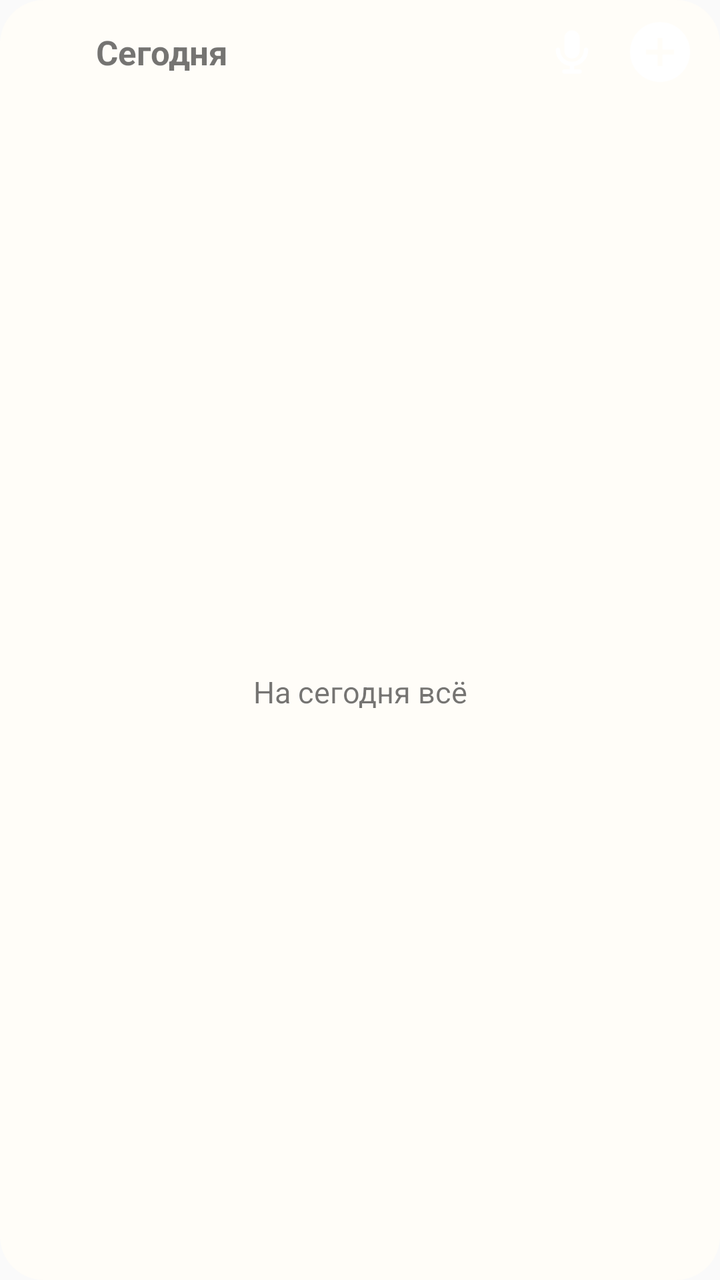
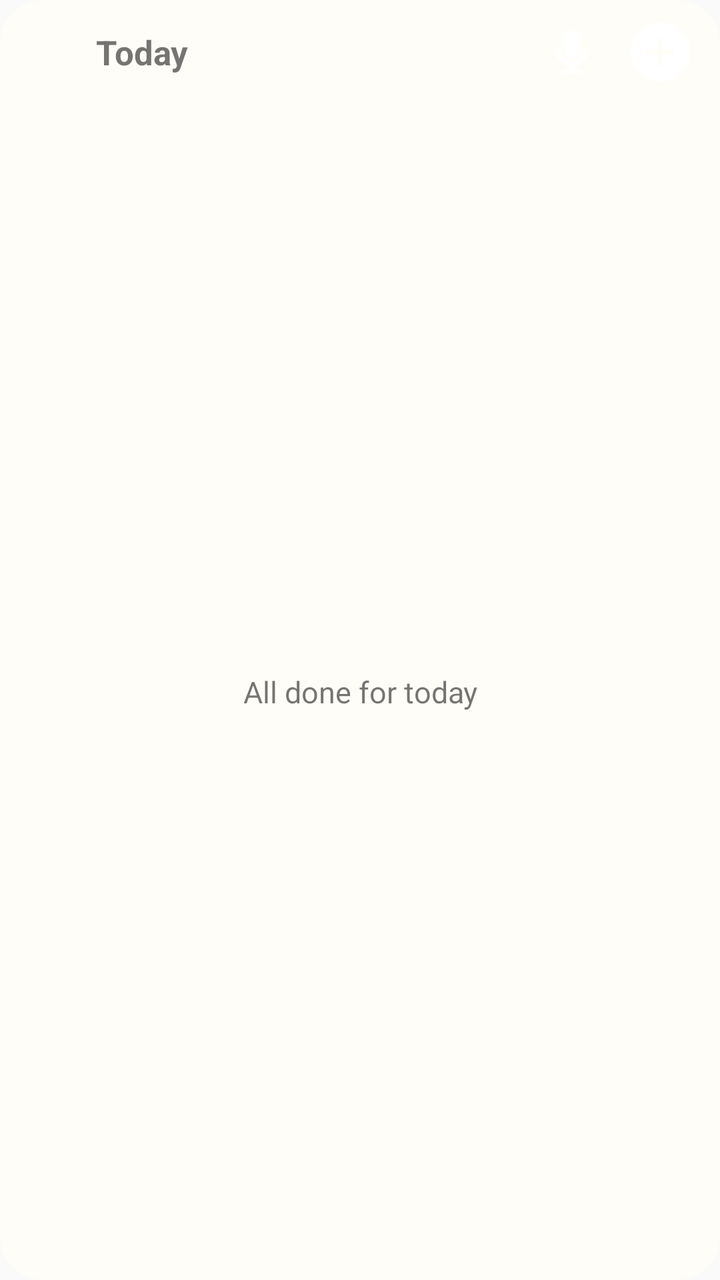

Screens rendered from an Android XML layout before and after an edit, with the pre-edit source and the edit as a unified diff.
<!-- AndroidManifest.xml: application theme AppTheme -->
<!-- res/layout/widget_tasks.xml -->
<?xml version="1.0" encoding="utf-8"?>
<FrameLayout xmlns:android="http://schemas.android.com/apk/res/android"
    android:id="@+id/widget_root"
    android:layout_width="match_parent"
    android:layout_height="match_parent">

    <ImageView
        android:id="@+id/widget_bg"
        android:layout_width="match_parent"
        android:layout_height="match_parent"
        android:scaleType="fitXY"
        android:src="@drawable/widget_bg_light"
        android:importantForAccessibility="no" />

    <LinearLayout
        android:layout_width="match_parent"
        android:layout_height="match_parent"
        android:orientation="vertical">

        <LinearLayout
            android:layout_width="match_parent"
            android:layout_height="52dp"
            android:gravity="center_vertical"
            android:orientation="horizontal"
            android:paddingStart="12dp"
            android:paddingEnd="8dp">

            <ImageView
                android:id="@+id/widget_icon"
                android:layout_width="26dp"
                android:layout_height="26dp"
                android:src="@mipmap/ic_launcher_round"
                android:contentDescription="Открыть Dela" />

            <TextView
                android:id="@+id/widget_title"
                android:layout_width="0dp"
                android:layout_height="match_parent"
                android:layout_weight="1"
                android:gravity="center_vertical"
                android:paddingStart="10dp"
                android:paddingEnd="8dp"
                android:singleLine="true"
                android:ellipsize="end"
                android:textStyle="bold"
                android:textSize="17sp"
                android:text="Сегодня" />

            <ImageView
                android:id="@+id/widget_voice"
                android:layout_width="44dp"
                android:layout_height="44dp"
                android:padding="9dp"
                android:src="@drawable/widget_mic"
                android:contentDescription="Задача голосом" />

            <ImageView
                android:id="@+id/widget_add"
                android:layout_width="44dp"
                android:layout_height="44dp"
                android:padding="6dp"
                android:src="@drawable/widget_add"
                android:contentDescription="Добавить задачу" />
        </LinearLayout>

        <FrameLayout
            android:layout_width="match_parent"
            android:layout_height="0dp"
            android:layout_weight="1">

            <ListView
                android:id="@+id/widget_list"
                android:layout_width="match_parent"
                android:layout_height="match_parent"
                android:divider="@null"
                android:dividerHeight="0dp"
                android:paddingBottom="6dp"
                android:clipToPadding="false" />

            <TextView
                android:id="@+id/widget_empty"
                android:layout_width="match_parent"
                android:layout_height="match_parent"
                android:gravity="center"
                android:padding="16dp"
                android:textSize="15sp"
                android:text="На сегодня всё" />
        </FrameLayout>
    </LinearLayout>
</FrameLayout>
<!-- resources referenced by this layout -->
<resources>
  <!-- drawable widget_add (drawable) -->
  <?xml version="1.0" encoding="utf-8"?>
  <vector xmlns:android="http://schemas.android.com/apk/res/android"
      android:width="32dp"
      android:height="32dp"
      android:viewportWidth="32"
      android:viewportHeight="32">
      
      <path
          android:fillColor="#FFFFFFFF"
          android:fillType="evenOdd"
          android:pathData="M16,1a15,15 0,1 1,0 30a15,15 0,1 1,0 -30zM14.8,9h2.4v5.8h5.8v2.4h-5.8v5.8h-2.4v-5.8h-5.8v-2.4h5.8z" />
  </vector>
  <!-- drawable widget_bg_light (drawable) -->
  <?xml version="1.0" encoding="utf-8"?>
  <shape xmlns:android="http://schemas.android.com/apk/res/android" android:shape="rectangle">
      <solid android:color="#FFFFFDF8" />
      <corners android:radius="22dp" />
  </shape>
  <!-- drawable widget_mic (drawable) -->
  <?xml version="1.0" encoding="utf-8"?>
  <vector xmlns:android="http://schemas.android.com/apk/res/android"
      android:width="24dp"
      android:height="24dp"
      android:viewportWidth="24"
      android:viewportHeight="24">
      <path android:fillColor="#FFFFFFFF" android:pathData="M12,2a3.5,3.5 0,0 1,3.5 3.5v6a3.5,3.5 0,0 1,-7 0v-6A3.5,3.5 0,0 1,12 2z" />
      <path
          android:fillColor="#00000000"
          android:strokeColor="#FFFFFFFF"
          android:strokeWidth="2"
          android:strokeLineCap="round"
          android:pathData="M5.5,11a6.5,6.5 0,0 0,13 0M12,17.5V21M8.5,21h7" />
  </vector>
  <!-- mipmap ic_launcher_round (mipmap-anydpi-v26) -->
  <?xml version="1.0" encoding="utf-8"?>
  <adaptive-icon xmlns:android="http://schemas.android.com/apk/res/android">
      <background android:drawable="@color/ic_launcher_background"/>
      <foreground android:drawable="@mipmap/ic_launcher_foreground"/>
  </adaptive-icon>
  <style name="AppTheme" parent="Theme.AppCompat.Light.DarkActionBar">
          
          <item name="colorPrimary">@color/colorPrimary</item>
          <item name="colorPrimaryDark">@color/colorPrimaryDark</item>
          <item name="colorAccent">@color/colorAccent</item>
      </style>
  <color name="ic_launcher_background">#2E7D5B</color>
</resources>

<!-- the commit's change to res/layout/widget_tasks.xml (unified diff, before → after) -->
@@ -30,7 +30,7 @@
                 android:layout_width="26dp"
                 android:layout_height="26dp"
                 android:src="@mipmap/ic_launcher_round"
-                android:contentDescription="Открыть Dela" />
+                android:contentDescription="@string/cd_open" />
 
             <TextView
                 android:id="@+id/widget_title"
@@ -44,7 +44,7 @@
                 android:ellipsize="end"
                 android:textStyle="bold"
                 android:textSize="17sp"
-                android:text="Сегодня" />
+                android:text="@string/list_today" />
 
             <ImageView
                 android:id="@+id/widget_voice"
@@ -52,7 +52,7 @@
                 android:layout_height="44dp"
                 android:padding="9dp"
                 android:src="@drawable/widget_mic"
-                android:contentDescription="Задача голосом" />
+                android:contentDescription="@string/cd_voice" />
 
             <ImageView
                 android:id="@+id/widget_add"
@@ -60,7 +60,7 @@
                 android:layout_height="44dp"
                 android:padding="6dp"
                 android:src="@drawable/widget_add"
-                android:contentDescription="Добавить задачу" />
+                android:contentDescription="@string/cd_add" />
         </LinearLayout>
 
         <FrameLayout
@@ -84,7 +84,7 @@
                 android:gravity="center"
                 android:padding="16dp"
                 android:textSize="15sp"
-                android:text="На сегодня всё" />
+                android:text="@string/empty_today" />
         </FrameLayout>
     </LinearLayout>
 </FrameLayout>
<!-- resource entries referenced after the edit -->
@@ -40,6 +40,11 @@
       <background android:drawable="@color/ic_launcher_background"/>
       <foreground android:drawable="@mipmap/ic_launcher_foreground"/>
   </adaptive-icon>
+  <string name="cd_add">Add task</string>
+  <string name="cd_open">Open Dela</string>
+  <string name="cd_voice">Say a task</string>
+  <string name="empty_today">All done for today</string>
+  <string name="list_today">Today</string>
   <style name="AppTheme" parent="Theme.AppCompat.Light.DarkActionBar">
           
           <item name="colorPrimary">@color/colorPrimary</item>
